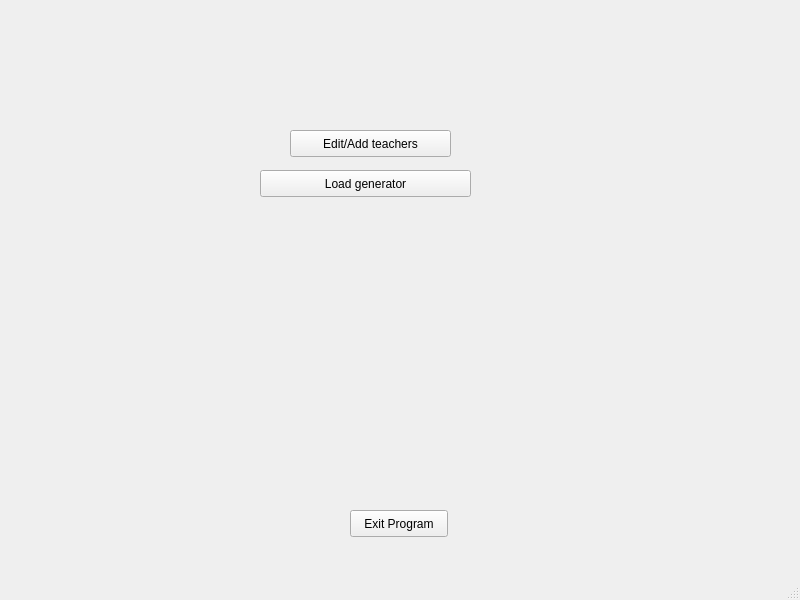
Old version of the form converter/timetableform.ui in the repository asdoc/timetable-generator.
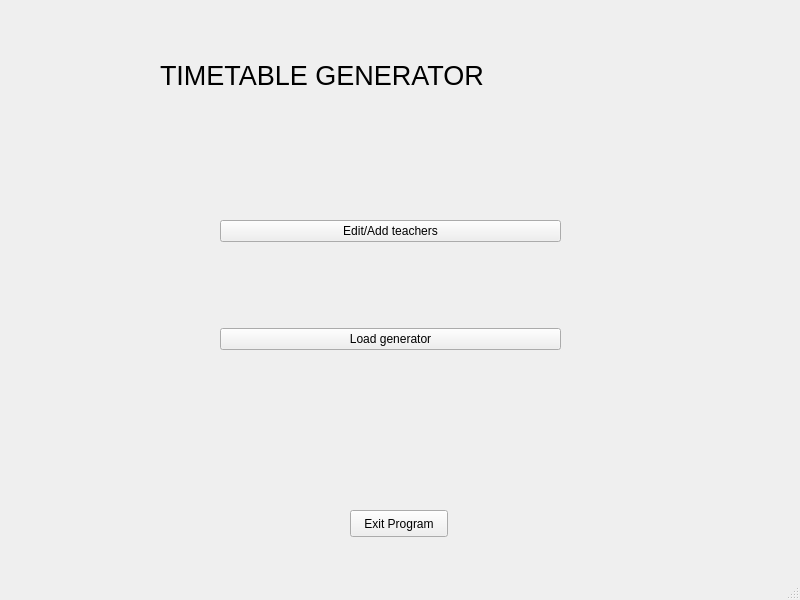
New version of the form. Icons and pictures are not drawn.

The edit to the form file:
```diff
--- a/converter/timetableform.ui
+++ b/converter/timetableform.ui
@@ -27,31 +27,44 @@
      <string>Exit Program</string>
     </property>
    </widget>
-   <widget class="QPushButton" name="AddTeacherButton">
+   <widget class="QLabel" name="label">
     <property name="geometry">
      <rect>
-      <x>290</x>
-      <y>130</y>
-      <width>161</width>
-      <height>27</height>
+      <x>160</x>
+      <y>10</y>
+      <width>471</width>
+      <height>131</height>
      </rect>
     </property>
     <property name="text">
-     <string>Edit/Add teachers</string>
+     <string>&lt;html&gt;&lt;head/&gt;&lt;body&gt;&lt;p&gt;&lt;img src=&quot;:/logo.png&quot;/&gt;&lt;span style=&quot; font-size:20pt;&quot;&gt;TIMETABLE GENERATOR&lt;/span&gt;&lt;/p&gt;&lt;/body&gt;&lt;/html&gt;</string>
     </property>
    </widget>
-   <widget class="QPushButton" name="LoadButton">
+   <widget class="QWidget" name="">
     <property name="geometry">
      <rect>
-      <x>260</x>
-      <y>170</y>
-      <width>211</width>
-      <height>27</height>
+      <x>220</x>
+      <y>140</y>
+      <width>341</width>
+      <height>291</height>
      </rect>
     </property>
-    <property name="text">
-     <string>Load generator</string>
-    </property>
+    <layout class="QVBoxLayout" name="verticalLayout">
+     <item>
+      <widget class="QPushButton" name="AddTeacherButton">
+       <property name="text">
+        <string>Edit/Add teachers</string>
+       </property>
+      </widget>
+     </item>
+     <item>
+      <widget class="QPushButton" name="LoadButton">
+       <property name="text">
+        <string>Load generator</string>
+       </property>
+      </widget>
+     </item>
+    </layout>
    </widget>
   </widget>
   <widget class="QStatusBar" name="statusbar"/>
```
